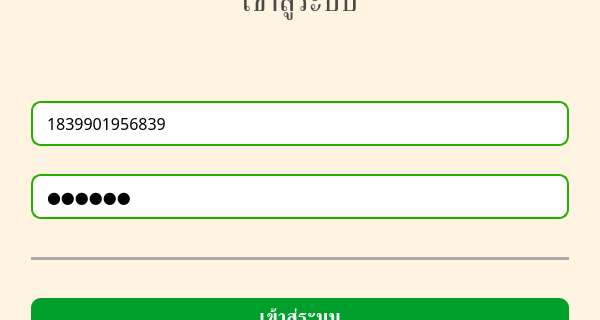
Above: logindialog.ui from khachenchai/bank-simulation-project-app before the change; both pictures show x 0 to 600 and y 232 to 552 of the 600 by 700 pixel window. Below: the same form after it.
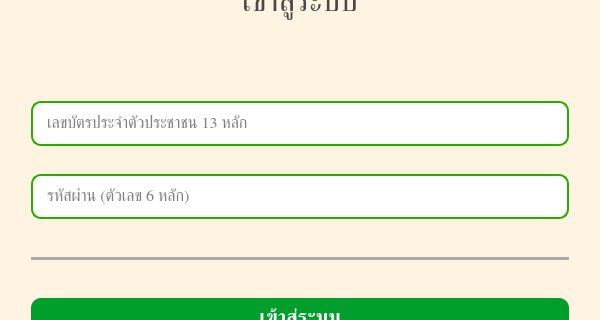
That is the form after the change. Icons and pictures are not drawn.

Patch:
```diff
--- a/logindialog.ui
+++ b/logindialog.ui
@@ -163,7 +163,7 @@
 </string>
         </property>
         <property name="text">
-         <string>1839901956839</string>
+         <string/>
         </property>
         <property name="placeholderText">
          <string>เลขบัตรประจำตัวประชาชน 13 หลัก</string>
@@ -188,13 +188,13 @@
 box-shadow: 0px 8px 5px #26ad00;</string>
         </property>
         <property name="text">
-         <string>123456</string>
+         <string/>
         </property>
         <property name="echoMode">
          <enum>QLineEdit::EchoMode::Password</enum>
         </property>
         <property name="placeholderText">
-         <string>รหัสผ่าน</string>
+         <string>รหัสผ่าน (ตัวเลข 6 หลัก)</string>
         </property>
        </widget>
       </item>
```
